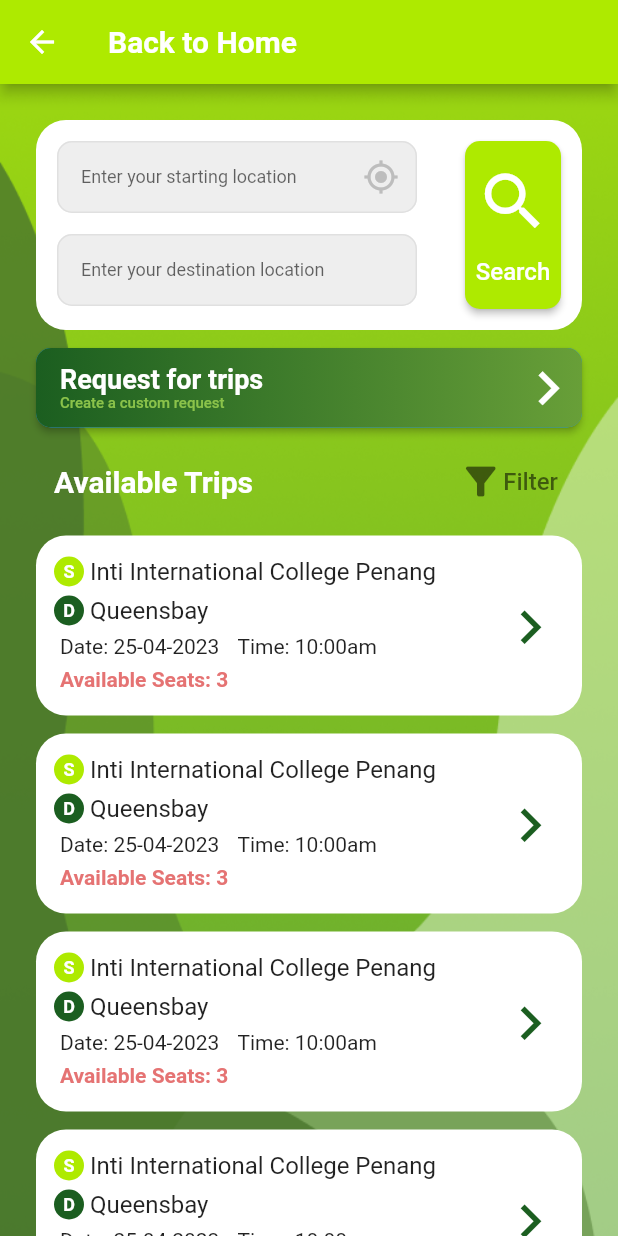
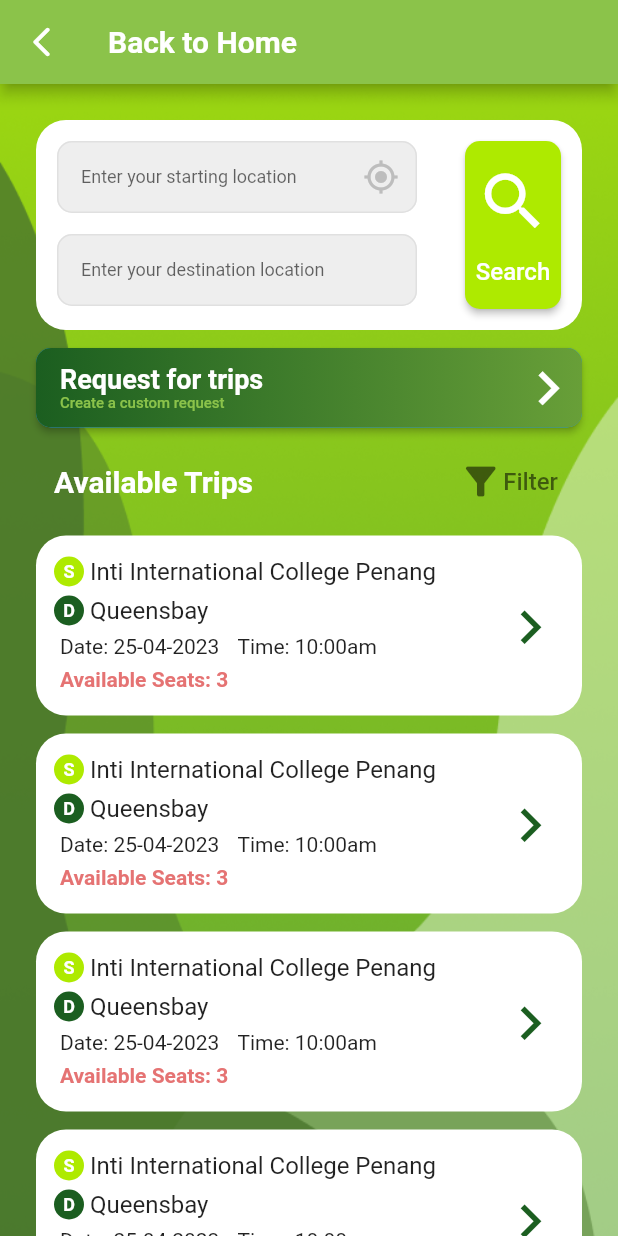
Before and after one commit to Endairion/6002CEM_Group13, a Flutter app: the SearchAvailableTrips screen opened directly, on a phone screen of 412 x 824 dp. Run offline on Flutter 3.47's test engine with Material 2 defaults, Android fonts, the phone set to English and light mode, and no system bars; our stand-ins replace firebase_core, flutter_native_splash, get; accounts and stored records are empty; network calls fail; statements that could not run were skipped.

Commit message:
Update back button in appbar

```diff
--- a/lib/PlanTrip.dart
+++ b/lib/PlanTrip.dart
@@ -161,15 +161,15 @@ class _PlanTripState extends State<PlanTrip> {
       home: Scaffold(
         resizeToAvoidBottomInset: false,
         appBar: AppBar(
-          leading: BackButton(
-            color: Colors.white,
+          leading: IconButton(
+            icon: Icon(Icons.arrow_back_ios_rounded),
             onPressed: () => Navigator.of(context).pop(),
           ),
           backgroundColor: Colors.lightGreen,
           title: Text(
             'Plan a trip',
             style: TextStyle(
-              fontSize: 24,
+              fontSize: 20,
               fontWeight: FontWeight.bold,
             ),
           ),
--- a/lib/SearchAvailableTrips.dart
+++ b/lib/SearchAvailableTrips.dart
@@ -41,11 +41,11 @@ class _SearchAvailableTripsState extends State<SearchAvailableTrips> {
     return Scaffold(
       resizeToAvoidBottomInset: false,
       appBar: AppBar(
-        leading: BackButton(
-          color: Colors.white,
+        leading: IconButton(
+          icon: Icon(Icons.arrow_back_ios_rounded),
           onPressed: () => Navigator.of(context).pop(),
         ),
-        backgroundColor: Colors.limeAccent[700],
+        backgroundColor: Colors.lightGreen,
         title: Text(
           'Back to Home',
           style: TextStyle(
@@ -474,7 +474,7 @@ Widget TripCard(List<Trip> trip, int index) {
                   height: 6,
                 ),
                 Padding(
-                  padding: const EdgeInsets.only(left:4),
+                  padding: const EdgeInsets.only(left: 4),
                   child: Text(
                     'Available Seats: ' + trip[index].seats.toString(),
                     style: TextStyle(
```
Also changed, not shown: lib/CreateCustomTrip.dart (+4 -4 lines).
